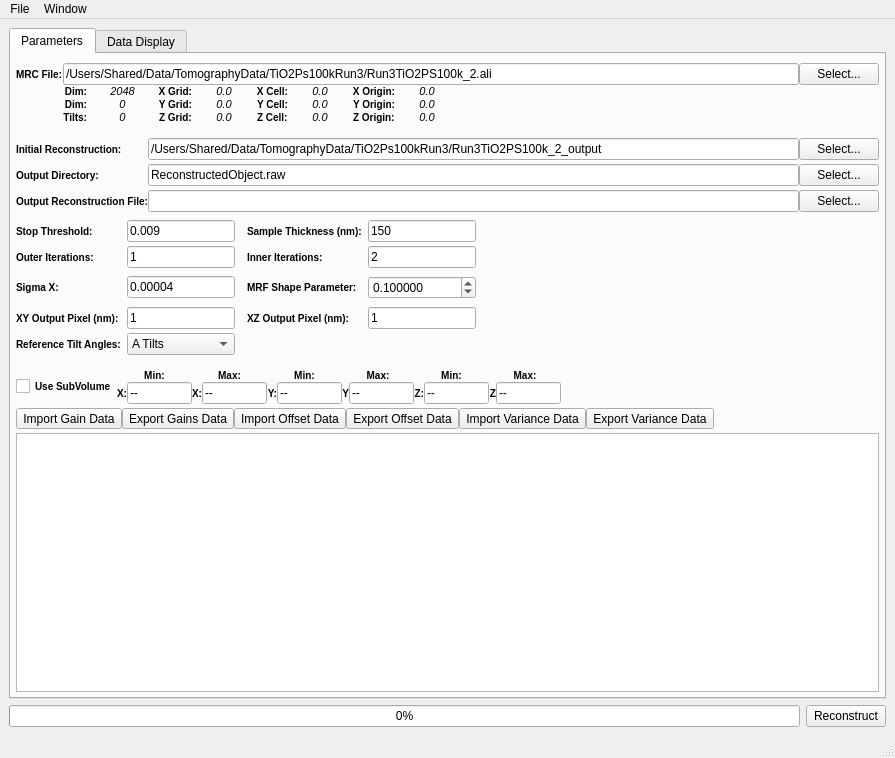
Above: Code/Applications/TomoGui/UI_Files/TomoGui.ui from OpenMBIR/OpenMBIR-TEM before the change. Below: the same form after it.
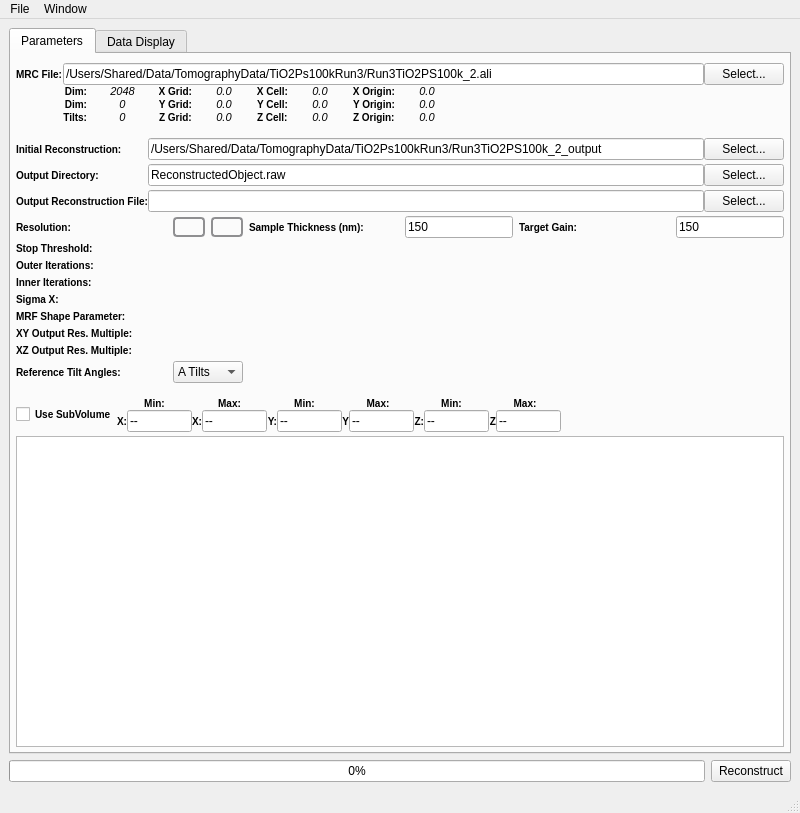
That is the form after the change. Icons and pictures are not drawn. Custom widgets are drawn as their Qt base class.

Commit message: Adding code to allow the user to add multiple reconstruction resolutions to the gui. Not hooked up to the TomoEngine yet.

```diff
--- a/Code/Applications/TomoGui/UI_Files/TomoGui.ui
+++ b/Code/Applications/TomoGui/UI_Files/TomoGui.ui
@@ -6,8 +6,8 @@
    <rect>
     <x>0</x>
     <y>0</y>
-    <width>895</width>
-    <height>758</height>
+    <width>800</width>
+    <height>813</height>
    </rect>
   </property>
   <property name="sizePolicy">
@@ -60,7 +60,7 @@
           <property name="verticalSpacing">
            <number>4</number>
           </property>
-          <item row="10" column="0">
+          <item row="12" column="0">
            <widget class="QLabel" name="label_3">
             <property name="styleSheet">
              <string notr="true">QLabel {
@@ -73,7 +73,7 @@
             </property>
            </widget>
           </item>
-          <item row="11" column="0">
+          <item row="13" column="0">
            <widget class="QLabel" name="label_4">
             <property name="styleSheet">
              <string notr="true">QLabel {
@@ -86,7 +86,7 @@
             </property>
            </widget>
           </item>
-          <item row="13" column="0">
+          <item row="15" column="0">
            <widget class="QLabel" name="label_23">
             <property name="styleSheet">
              <string notr="true">QLabel {
@@ -99,7 +99,7 @@
             </property>
            </widget>
           </item>
-          <item row="15" column="0">
+          <item row="17" column="0">
            <widget class="QLabel" name="label_34">
             <property name="styleSheet">
              <string notr="true">QLabel {
@@ -108,170 +108,14 @@
 }</string>
             </property>
             <property name="text">
-             <string>XY Output Pixel (nm):</string>
+             <string>XY Output Res. Multiple:</string>
             </property>
            </widget>
           </item>
-          <item row="11" column="3">
-           <widget class="QLabel" name="label_8">
-            <property name="styleSheet">
-             <string notr="true">QLabel {
-font-weight: bold;
-font-size: 10px;
-}</string>
-            </property>
-            <property name="text">
-             <string>Inner Iterations:</string>
-            </property>
-           </widget>
-          </item>
-          <item row="11" column="4">
-           <widget class="QLineEdit" name="innerIterations">
-            <property name="sizePolicy">
-             <sizepolicy hsizetype="Maximum" vsizetype="Fixed">
-              <horstretch>0</horstretch>
-              <verstretch>0</verstretch>
-             </sizepolicy>
-            </property>
-            <property name="text">
-             <string>2</string>
-            </property>
-           </widget>
-          </item>
-          <item row="13" column="3">
-           <widget class="QLabel" name="label_33">
-            <property name="styleSheet">
-             <string notr="true">QLabel {
-font-weight: bold;
-font-size: 10px;
-}</string>
-            </property>
-            <property name="text">
-             <string>MRF Shape Parameter:</string>
-            </property>
-           </widget>
-          </item>
-          <item row="15" column="3">
-           <widget class="QLabel" name="label_35">
-            <property name="styleSheet">
-             <string notr="true">QLabel {
-font-weight: bold;
-font-size: 10px;
-}</string>
-            </property>
-            <property name="text">
-             <string>XZ Output Pixel (nm):</string>
-            </property>
-           </widget>
-          </item>
-          <item row="15" column="4">
-           <widget class="QLineEdit" name="xzPixel">
-            <property name="sizePolicy">
-             <sizepolicy hsizetype="Maximum" vsizetype="Fixed">
-              <horstretch>0</horstretch>
-              <verstretch>0</verstretch>
-             </sizepolicy>
-            </property>
-            <property name="text">
-             <string>1</string>
-            </property>
-           </widget>
-          </item>
-          <item row="10" column="1">
-           <widget class="QLineEdit" name="stopThreshold">
-            <property name="sizePolicy">
-             <sizepolicy hsizetype="Maximum" vsizetype="Fixed">
-              <horstretch>0</horstretch>
-              <verstretch>0</verstretch>
-             </sizepolicy>
-            </property>
-            <property name="text">
-             <string>0.009</string>
-            </property>
-           </widget>
-          </item>
-          <item row="11" column="1">
-           <widget class="QLineEdit" name="outerIterations">
-            <property name="sizePolicy">
-             <sizepolicy hsizetype="Maximum" vsizetype="Fixed">
-              <horstretch>0</horstretch>
-              <verstretch>0</verstretch>
-             </sizepolicy>
-            </property>
-            <property name="text">
-             <string>1</string>
-            </property>
-           </widget>
-          </item>
-          <item row="13" column="1">
-           <widget class="QLineEdit" name="sigmaX">
-            <property name="sizePolicy">
-             <sizepolicy hsizetype="Maximum" vsizetype="Fixed">
-              <horstretch>0</horstretch>
-              <verstretch>0</verstretch>
-             </sizepolicy>
-            </property>
-            <property name="text">
-             <string>0.00004</string>
-            </property>
-           </widget>
-          </item>
-          <item row="15" column="1">
-           <widget class="QLineEdit" name="xyPixel">
-            <property name="sizePolicy">
-             <sizepolicy hsizetype="Maximum" vsizetype="Fixed">
-              <horstretch>0</horstretch>
-              <verstretch>0</verstretch>
-             </sizepolicy>
-            </property>
-            <property name="text">
-             <string>1</string>
-            </property>
-           </widget>
-          </item>
-          <item row="23" column="0" colspan="6">
+          <item row="25" column="0" colspan="6">
            <widget class="QTableView" name="gainsOffsetsTableView"/>
           </item>
-          <item row="10" column="3">
-           <widget class="QLabel" name="label_36">
-            <property name="styleSheet">
-             <string notr="true">QLabel {
-font-weight: bold;
-font-size: 10px;
-}</string>
-            </property>
-            <property name="text">
-             <string>Sample Thickness (nm):</string>
-            </property>
-           </widget>
-          </item>
-          <item row="10" column="4">
-           <widget class="QLineEdit" name="sampleThickness">
-            <property name="sizePolicy">
-             <sizepolicy hsizetype="Maximum" vsizetype="Fixed">
-              <horstretch>0</horstretch>
-              <verstretch>0</verstretch>
-             </sizepolicy>
-            </property>
-            <property name="text">
-             <string>150</string>
-            </property>
-           </widget>
-          </item>
-          <item row="9" column="5" rowspan="6">
-           <spacer name="horizontalSpacer_6">
-            <property name="orientation">
-             <enum>Qt::Horizontal</enum>
-            </property>
-            <property name="sizeHint" stdset="0">
-             <size>
-              <width>40</width>
-              <height>20</height>
-             </size>
-            </property>
-           </spacer>
-          </item>
-          <item row="16" column="0">
+          <item row="19" column="0">
            <widget class="QLabel" name="label_37">
             <property name="styleSheet">
              <string notr="true">QLabel {
@@ -284,7 +128,7 @@
             </property>
            </widget>
           </item>
-          <item row="16" column="1">
+          <item row="19" column="1">
            <widget class="QComboBox" name="tiltSelection">
             <item>
              <property name="text">
@@ -298,7 +142,7 @@
             </item>
            </widget>
           </item>
-          <item row="19" column="0" colspan="6">
+          <item row="22" column="0" colspan="6">
            <layout class="QGridLayout" name="gridLayout_5">
             <property name="topMargin">
              <number>10</number>
@@ -1500,84 +1344,238 @@
             </item>
            </layout>
           </item>
-          <item row="13" column="4">
-           <widget class="QDoubleSpinBox" name="mrf">
-            <property name="decimals">
+          <item row="18" column="0">
+           <widget class="QLabel" name="label_35">
+            <property name="styleSheet">
+             <string notr="true">QLabel {
+font-weight: bold;
+font-size: 10px;
+}</string>
+            </property>
+            <property name="text">
+             <string>XZ Output Res. Multiple:</string>
+            </property>
+           </widget>
+          </item>
+          <item row="14" column="0">
+           <widget class="QLabel" name="label_8">
+            <property name="styleSheet">
+             <string notr="true">QLabel {
+font-weight: bold;
+font-size: 10px;
+}</string>
+            </property>
+            <property name="text">
+             <string>Inner Iterations:</string>
+            </property>
+           </widget>
+          </item>
+          <item row="16" column="0">
+           <widget class="QLabel" name="label_33">
+            <property name="styleSheet">
+             <string notr="true">QLabel {
+font-weight: bold;
+font-size: 10px;
+}</string>
+            </property>
+            <property name="text">
+             <string>MRF Shape Parameter:</string>
+            </property>
+           </widget>
+          </item>
+          <item row="9" column="5">
+           <widget class="QLineEdit" name="targetGain">
+            <property name="sizePolicy">
+             <sizepolicy hsizetype="Maximum" vsizetype="Fixed">
+              <horstretch>0</horstretch>
+              <verstretch>0</verstretch>
+             </sizepolicy>
+            </property>
+            <property name="text">
+             <string>150</string>
+            </property>
+           </widget>
+          </item>
+          <item row="9" column="4">
+           <widget class="QLabel" name="label_47">
+            <property name="styleSheet">
+             <string notr="true">QLabel {
+font-weight: bold;
+font-size: 10px;
+}</string>
+            </property>
+            <property name="text">
+             <string>Target Gain:</string>
+            </property>
+           </widget>
+          </item>
+          <item row="9" column="3">
+           <widget class="QLineEdit" name="sampleThickness">
+            <property name="sizePolicy">
+             <sizepolicy hsizetype="Maximum" vsizetype="Fixed">
+              <horstretch>0</horstretch>
+              <verstretch>0</verstretch>
+             </sizepolicy>
+            </property>
+            <property name="text">
+             <string>150</string>
+            </property>
+           </widget>
+          </item>
+          <item row="9" column="2">
+           <widget class="QLabel" name="label_36">
+            <property name="styleSheet">
+             <string notr="true">QLabel {
+font-weight: bold;
+font-size: 10px;
+}</string>
+            </property>
+            <property name="text">
+             <string>Sample Thickness (nm):</string>
+            </property>
+           </widget>
+          </item>
+          <item row="9" column="0">
+           <widget class="QLabel" name="label_48">
+            <property name="styleSheet">
+             <string notr="true">QLabel {
+font-weight: bold;
+font-size: 10px;
+}</string>
+            </property>
+            <property name="text">
+             <string>Resolution:</string>
+            </property>
+           </widget>
+          </item>
+          <item row="12" column="1" rowspan="7" colspan="5">
+           <layout class="QHBoxLayout" name="tomoInputHorzLayout">
+            <item>
+             <widget class="TomoInputWidget" name="tomoInputWidget" native="true"/>
+            </item>
+            <item>
+             <spacer name="horizontalSpacer_11">
+              <property name="orientation">
+               <enum>Qt::Horizontal</enum>
+              </property>
+              <property name="sizeHint" stdset="0">
+               <size>
+                <width>40</width>
+                <height>20</height>
+               </size>
+              </property>
+             </spacer>
+            </item>
+           </layout>
+          </item>
+          <item row="9" column="1">
+           <layout class="QHBoxLayout" name="horizontalLayout_7">
+            <property name="spacing">
              <number>6</number>
             </property>
-            <property name="minimum">
-             <double>0.000001000000000</double>
-            </property>
-            <property name="maximum">
-             <double>2.000000000000000</double>
-            </property>
-            <property name="singleStep">
-             <double>0.050000000000000</double>
-            </property>
-            <property name="value">
-             <double>0.100000000000000</double>
-            </property>
-           </widget>
-          </item>
-          <item row="20" column="0" colspan="6">
-           <layout class="QHBoxLayout" name="horizontalLayout_6">
-            <property name="topMargin">
-             <number>0</number>
-            </property>
             <item>
-             <widget class="QToolButton" name="importGainBtn">
-              <property name="text">
-               <string>Import Gain Data</string>
+             <widget class="QPushButton" name="addResolution">
+              <property name="sizePolicy">
+               <sizepolicy hsizetype="Fixed" vsizetype="Fixed">
+                <horstretch>0</horstretch>
+                <verstretch>0</verstretch>
+               </sizepolicy>
               </property>
-             </widget>
-            </item>
-            <item>
-             <widget class="QToolButton" name="exportGainBtn">
-              <property name="text">
-               <string>Export Gains Data</string>
+              <property name="minimumSize">
+               <size>
+                <width>32</width>
+                <height>0</height>
+               </size>
               </property>
-             </widget>
-            </item>
-            <item>
-             <widget class="QToolButton" name="importOffsetBtn">
-              <property name="text">
-               <string>Import Offset Data</string>
+              <property name="maximumSize">
+               <size>
+                <width>24</width>
+                <height>20</height>
+               </size>
               </property>
-             </widget>
-            </item>
-            <item>
-             <widget class="QToolButton" name="exportOffsetBtn">
-              <property name="text">
-               <string>Export Offset Data</string>
+              <property name="styleSheet">
+               <string notr="true">QPushButton {
+	image: url(:/plus.png);
+     border: 2px solid #8f8f91;
+     border-radius: 4px;
+     background-color: qlineargradient(x1: 0, y1: 0, x2: 0, y2: 1,
+                                       stop: 0 #f6f7fa, stop: 1 #dadbde);
+     min-width: 24px;
+	padding: 2px;
+ }
+
+ QPushButton:pressed {
+     background-color: qlineargradient(x1: 0, y1: 0, x2: 0, y2: 1,
+                                       stop: 0 #dadbde, stop: 1 #f6f7fa);
+ }
+
+ QPushButton:flat {
+     border: none; /* no border for a flat push button */
+ }
+
+ QPushButton:default {
+     border-color: navy; /* make the default button prominent */
+ }</string>
               </property>
-             </widget>
-            </item>
-            <item>
-             <widget class="QToolButton" name="importVarianceBtn">
               <property name="text">
-               <string>Import Variance Data</string>
+               <string/>
               </property>
-             </widget>
-            </item>
-            <item>
-             <widget class="QToolButton" name="exportVarianceBtn">
-              <property name="text">
-               <string>Export Variance Data</string>
+              <property name="flat">
+               <bool>false</bool>
               </property>
              </widget>
             </item>
             <item>
-             <spacer name="horizontalSpacer_10">
-              <property name="orientation">
-               <enum>Qt::Horizontal</enum>
+             <widget class="QPushButton" name="removeResolution">
+              <property name="sizePolicy">
+               <sizepolicy hsizetype="Fixed" vsizetype="Fixed">
+                <horstretch>0</horstretch>
+                <verstretch>0</verstretch>
+               </sizepolicy>
               </property>
-              <property name="sizeHint" stdset="0">
+              <property name="minimumSize">
                <size>
-                <width>40</width>
+                <width>32</width>
+                <height>0</height>
+               </size>
+              </property>
+              <property name="maximumSize">
+               <size>
+                <width>24</width>
                 <height>20</height>
                </size>
               </property>
-             </spacer>
+              <property name="styleSheet">
+               <string notr="true">QPushButton {
+	image: url(:/minus.png);
+     border: 2px solid #8f8f91;
+     border-radius: 4px;
+     background-color: qlineargradient(x1: 0, y1: 0, x2: 0, y2: 1,
+                                       stop: 0 #f6f7fa, stop: 1 #dadbde);
+     min-width: 24px;
+	padding: 2px;
+ }
+
+ QPushButton:pressed {
+     background-color: qlineargradient(x1: 0, y1: 0, x2: 0, y2: 1,
+                                       stop: 0 #dadbde, stop: 1 #f6f7fa);
+ }
+
+ QPushButton:flat {
+     border: none; /* no border for a flat push button */
+ }
+
+ QPushButton:default {
+     border-color: navy; /* make the default button prominent */
+ }</string>
+              </property>
+              <property name="text">
+               <string/>
+              </property>
+              <property name="flat">
+               <bool>false</bool>
+              </property>
+             </widget>
             </item>
            </layout>
           </item>
@@ -2783,7 +2781,7 @@
     <rect>
      <x>0</x>
      <y>0</y>
-     <width>895</width>
+     <width>800</width>
      <height>22</height>
     </rect>
    </property>
@@ -2900,6 +2898,12 @@
    <header location="global">TomoGuiGraphicsView.h</header>
    <container>1</container>
   </customwidget>
+  <customwidget>
+   <class>TomoInputWidget</class>
+   <extends>QWidget</extends>
+   <header location="global">TomoInputWidget.h</header>
+   <container>1</container>
+  </customwidget>
  </customwidgets>
  <tabstops>
   <tabstop>stopThreshold</tabstop>
```
Left out of the diff: 9 changed lines with no effect on the pictures. The commit also changes 6 other files.
